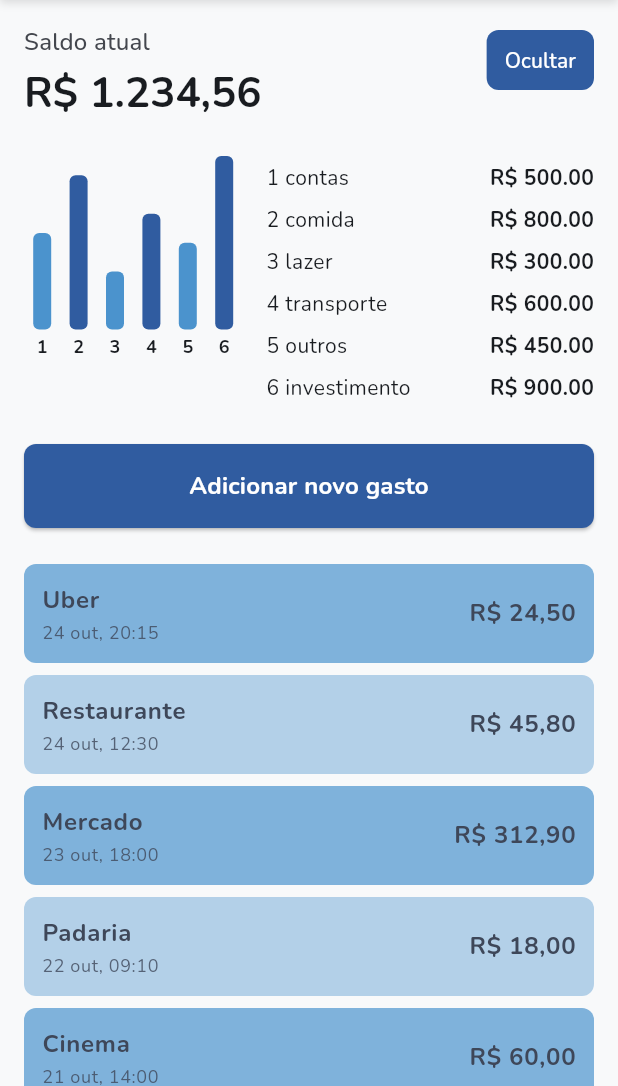
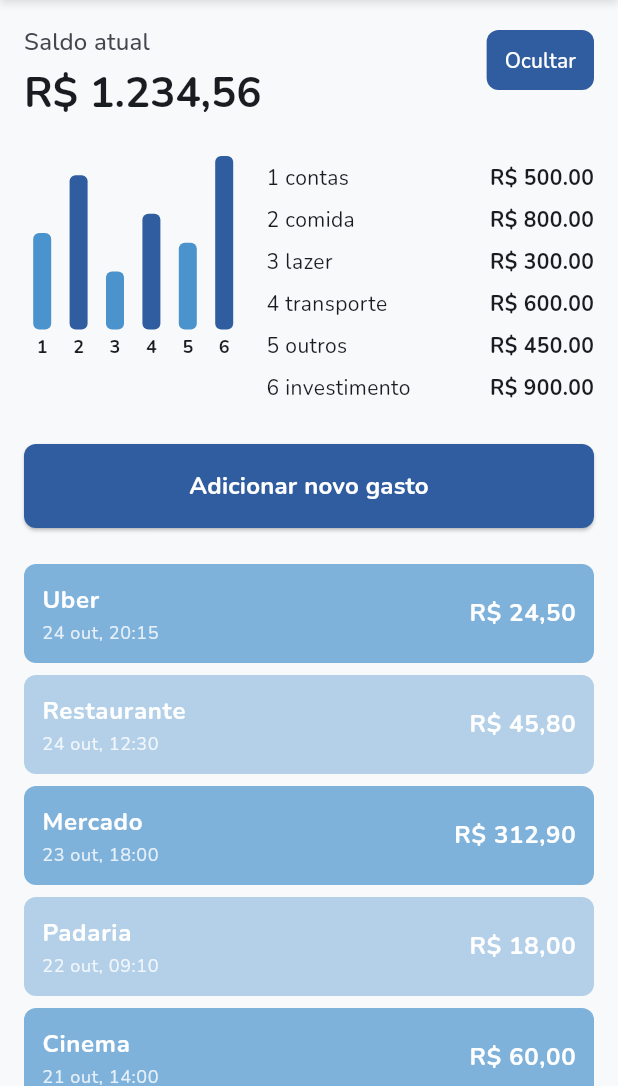
Before and after one commit to Vinicius-b-oliveira/sincro-app, a Flutter app: the screen it shows after launch, after a tap on "Entrar", on a phone screen of 412 x 824 dp, the part 150-1236 px from its top. Run offline on Flutter 3.47's test engine with Material 3 defaults, Android fonts, the phone set to English and light mode, and no system bars; drawn by our look-alikes of fl_chart; our stand-ins replace flutter_hooks, go_router, google_fonts, hooks_riverpod, riverpod_annotation; generated files the repository leaves out were written again.

Commit message:
feat: Ajusta paleta de cores light

```diff
--- a/lib/core/theme/app_theme.dart
+++ b/lib/core/theme/app_theme.dart
@@ -6,14 +6,18 @@ class AppTheme {
   static const Color _seedColor = AppColors.primary;
 
   static ThemeData get lightTheme {
-    final colorScheme = ColorScheme.fromSeed(
+    final colorScheme =
+        ColorScheme.fromSeed(
           seedColor: _seedColor,
           brightness: Brightness.light,
+        ).copyWith(
           primary: AppColors.primary,
           secondary: AppColors.secondary,
           surface: AppColors.white,
           onPrimary: AppColors.white,
           onSecondary: AppColors.white,
+          error: const Color(0xFFD32F2F), // Cor de erro consistente
+          onError: AppColors.white,
         );
 
     final textTheme = GoogleFonts.nunitoTextTheme(ThemeData.light().textTheme);
@@ -21,14 +25,18 @@ class AppTheme {
   }
 
   static ThemeData get darkTheme {
-    final colorScheme = ColorScheme.fromSeed(
+    final colorScheme =
+        ColorScheme.fromSeed(
           seedColor: _seedColor,
           brightness: Brightness.dark,
+        ).copyWith(
           primary: AppColors.primary,
           secondary: AppColors.secondary,
           surface: const Color(0xFF222831),
           onPrimary: AppColors.white,
           onSecondary: AppColors.white,
+          error: const Color(0xFFD32F2F), // Mesma cor de erro do tema claro
+          onError: AppColors.white,
         );
 
     final textTheme = GoogleFonts.nunitoTextTheme(ThemeData.dark().textTheme);
--- a/lib/features/auth/presentation/view/signup_view.dart
+++ b/lib/features/auth/presentation/view/signup_view.dart
@@ -21,7 +21,7 @@ class SignUpView extends HookConsumerWidget {
     final textTheme = Theme.of(context).textTheme;
 
     return Scaffold(
-      backgroundColor: AppColors.primary,
+      backgroundColor: AppColors.secondary,
       body: SafeArea(
         child: SingleChildScrollView(
           padding: const EdgeInsets.symmetric(horizontal: 24.0),
@@ -119,7 +119,7 @@ class SignUpView extends HookConsumerWidget {
 
                 ElevatedButton(
                   style: ElevatedButton.styleFrom(
-                    backgroundColor: AppColors.secondary,
+                    backgroundColor: AppColors.primary,
                     foregroundColor: AppColors.white,
                     padding: const EdgeInsets.symmetric(vertical: 16),
                   ),
--- a/lib/features/home/presentation/view/home_view.dart
+++ b/lib/features/home/presentation/view/home_view.dart
@@ -4,7 +4,6 @@ import 'package:flutter_hooks/flutter_hooks.dart';
 import 'package:go_router/go_router.dart';
 import 'package:hooks_riverpod/hooks_riverpod.dart';
 import 'package:sincro/core/routing/app_routes.dart';
-import 'package:sincro/core/theme/app_colors.dart';
 
 class HomeView extends HookConsumerWidget {
   const HomeView({super.key});
@@ -46,7 +45,7 @@ class HomeView extends HookConsumerWidget {
                   'Adicionar novo gasto',
                   style: textTheme.titleMedium?.copyWith(
                     fontWeight: FontWeight.bold,
-                    color: AppColors.white,
+                    color: colorScheme.onPrimary,
                   ),
                 ),
               ),
@@ -251,7 +250,7 @@ class HomeView extends HookConsumerWidget {
             place: item.place,
             amount: item.amount,
             color: color,
-            textColor: colorScheme.onSecondaryContainer,
+            textColor: colorScheme.onSecondary,
           );
         },
       ),
--- a/lib/features/transactions/presentation/view/history_view.dart
+++ b/lib/features/transactions/presentation/view/history_view.dart
@@ -99,6 +99,7 @@ class HistoryView extends HookConsumerWidget {
                       'Filtros',
                       style: textTheme.headlineSmall?.copyWith(
                         fontWeight: FontWeight.bold,
+                        fontSize: 20,
                       ),
                       overflow: TextOverflow.ellipsis,
                     ),
@@ -191,7 +192,7 @@ class HistoryView extends HookConsumerWidget {
           date: 'data e lugar',
           amount: 'R\$ ...',
           color: color,
-          textColor: colorScheme.onSecondaryContainer,
+          textColor: colorScheme.onSecondary,
         );
       },
     );
```
Also changed, not shown: lib/features/profile/presentation/profile_view.dart (+9 -3 lines), 1 other file. Lines whose indentation alone changed are shown as unchanged.
